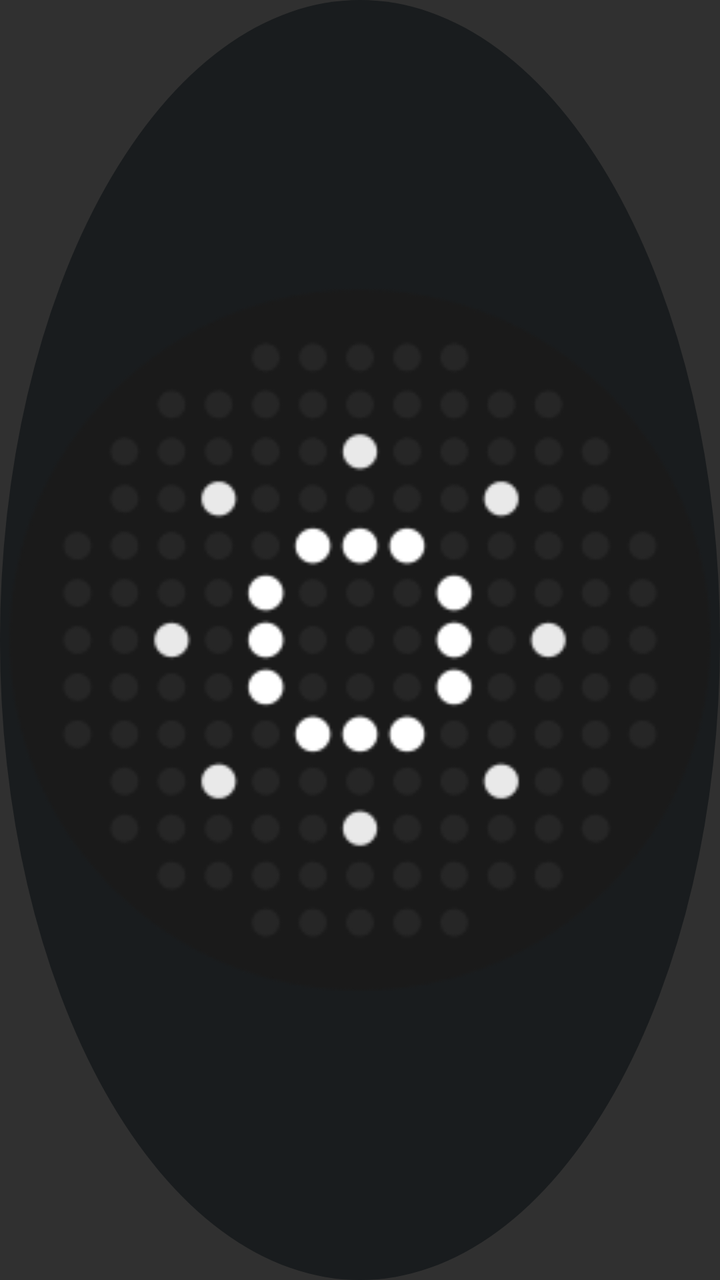
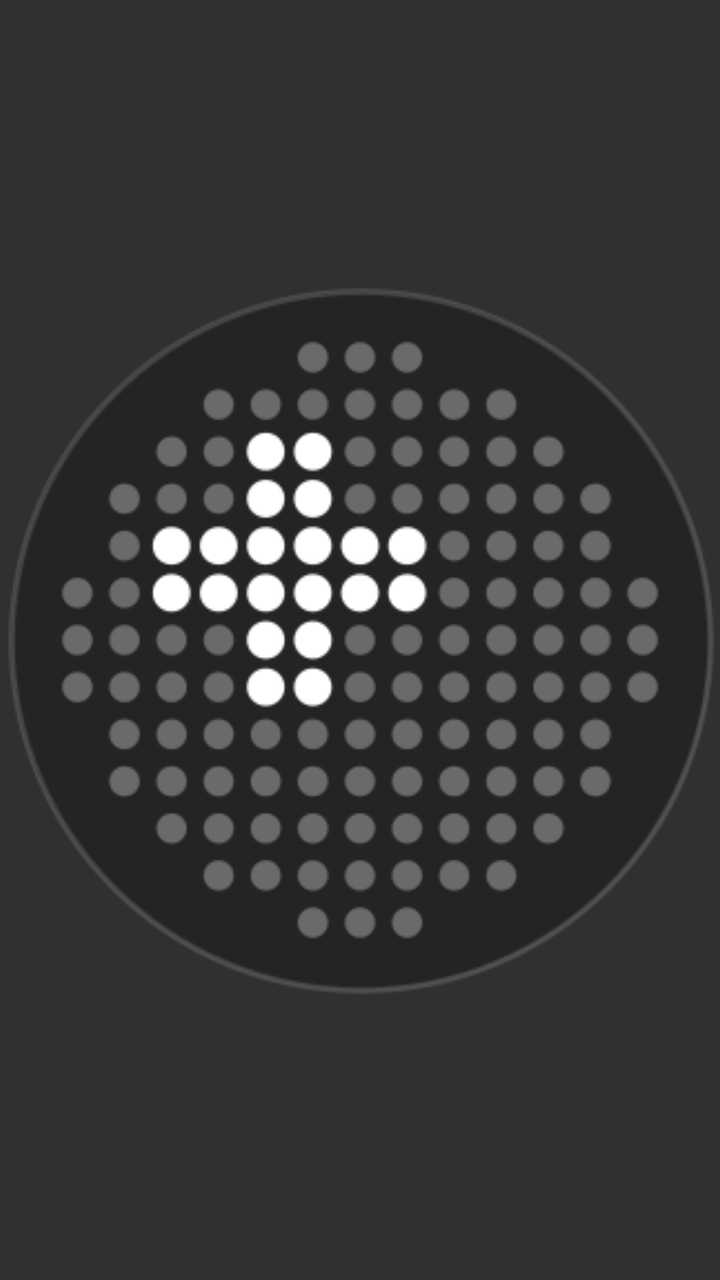

Two renders of the same Android screen: before a commit and after it. Below are the layout's source before the change and the commit's diff.
<!-- AndroidManifest.xml: application theme Theme.GlyphLab -->
<!-- res/layout/widget_weather_matrix.xml -->
<?xml version="1.0" encoding="utf-8"?>
<RelativeLayout xmlns:android="http://schemas.android.com/apk/res/android"
    android:id="@+id/widget_matrix_root"
    android:layout_width="match_parent"
    android:layout_height="match_parent"
    android:background="@drawable/widget_circle_background"
    android:padding="2dp">

    <ImageView
        android:id="@+id/widget_dial_image"
        android:layout_width="match_parent"
        android:layout_height="match_parent"
        android:layout_centerInParent="true"
        android:scaleType="fitCenter"
        android:src="@drawable/widget_matrix_preview"
        android:contentDescription="@string/widget_weather_matrix_desc" />

    <FrameLayout
        android:id="@+id/widget_tap_matrix"
        android:layout_width="match_parent"
        android:layout_height="match_parent"
        android:clickable="true"
        android:focusable="true" />

</RelativeLayout>
<!-- resources referenced by this layout -->
<resources>
  <!-- drawable widget_circle_background (drawable) -->
  <?xml version="1.0" encoding="utf-8"?>
  <shape xmlns:android="http://schemas.android.com/apk/res/android"
      android:shape="oval">
      <solid android:color="@android:color/system_neutral1_900" />
  </shape>
  <!-- drawable widget_matrix_preview: png bitmap (drawable-nodpi, 13567 bytes) -->
  <string name="widget_weather_matrix_desc">Full-circle Nothing animated weather LED matrix without text</string>
  <style name="Theme.GlyphLab" parent="android:style/Theme.Material.NoActionBar">
          <item name="android:fontFamily">monospace</item>
          <item name="android:windowLightStatusBar">false</item>
          <item name="android:statusBarColor">@color/black</item>
          <item name="android:navigationBarColor">@color/black</item>
          <item name="android:windowActionModeOverlay">true</item>
          <item name="android:windowNoTitle">true</item>
      </style>
  <color name="black">#000000</color>
</resources>

<!-- the commit's change to res/layout/widget_weather_matrix.xml (unified diff, before → after) -->
@@ -3,7 +3,7 @@
     android:id="@+id/widget_matrix_root"
     android:layout_width="match_parent"
     android:layout_height="match_parent"
-    android:background="@drawable/widget_circle_background"
+    android:background="@android:color/transparent"
     android:padding="2dp">
 
     <ImageView
<!-- resource entries referenced after the edit -->
@@ -1,12 +1,6 @@
 <!-- resources referenced by this layout -->
 <resources>
-  <!-- drawable widget_circle_background (drawable) -->
-  <?xml version="1.0" encoding="utf-8"?>
-  <shape xmlns:android="http://schemas.android.com/apk/res/android"
-      android:shape="oval">
-      <solid android:color="@android:color/system_neutral1_900" />
-  </shape>
-  <!-- drawable widget_matrix_preview: png bitmap (drawable-nodpi, 13567 bytes) -->
+  <!-- drawable widget_matrix_preview: png bitmap (drawable-nodpi, 27940 bytes) -->
   <string name="widget_weather_matrix_desc">Full-circle Nothing animated weather LED matrix without text</string>
   <style name="Theme.GlyphLab" parent="android:style/Theme.Material.NoActionBar">
           <item name="android:fontFamily">monospace</item>
